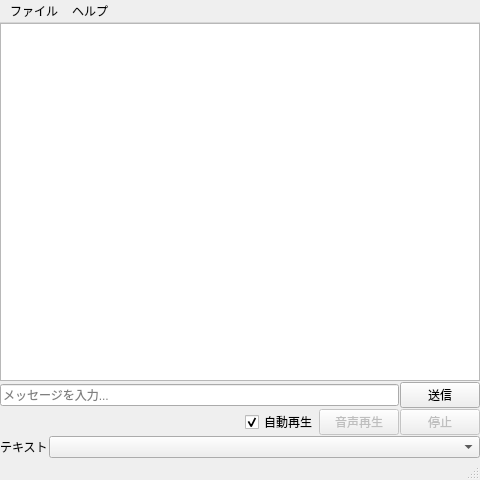
Above: src/MainWindow.ui from mitayuki3/flexichat before the change. Below: the same form after it.
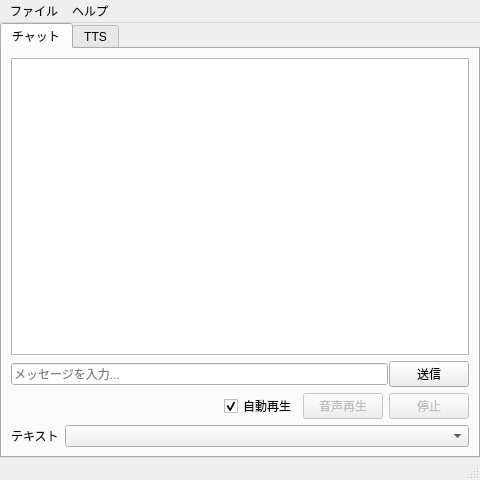
That is the form after the change.

Commit message: タブウィジェットを追加

```diff
--- a/src/MainWindow.ui
+++ b/src/MainWindow.ui
@@ -37,6 +37,16 @@
      <number>0</number>
     </property>
     <item>
+     <widget class="QTabWidget" name="tabWidget">
+      <property name="currentIndex">
+       <number>0</number>
+      </property>
+      <widget class="QWidget" name="chatTab">
+       <attribute name="title">
+        <string>チャット</string>
+       </attribute>
+       <layout class="QVBoxLayout" name="verticalLayout_2">
+        <item>
      <widget class="QListView" name="chatDisplay">
       <property name="editTriggers">
        <set>QAbstractItemView::EditTrigger::NoEditTriggers</set>
@@ -121,10 +131,7 @@
      </layout>
     </item>
     <item>
-     <layout class="QHBoxLayout" name="profileLayout"/>
-    </item>
-    <item>
-     <layout class="QFormLayout" name="formLayout">
+         <layout class="QFormLayout" name="profileLayout">
       <item row="0" column="0">
        <widget class="QLabel" name="profileLabel">
         <property name="text">
@@ -136,6 +143,15 @@
        <widget class="QComboBox" name="profileCombo"/>
       </item>
      </layout>
+        </item>
+       </layout>
+      </widget>
+      <widget class="QWidget" name="ttsTab">
+       <attribute name="title">
+        <string>TTS</string>
+       </attribute>
+      </widget>
+     </widget>
     </item>
    </layout>
   </widget>
```
Lines whose indentation alone changed are shown as unchanged.
